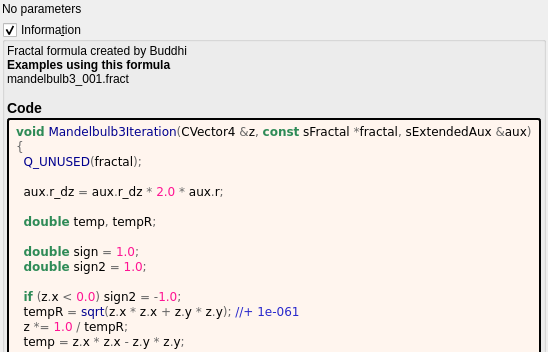
buddhi1980/mandelbulber2, file mandelbulber2/formula/ui/mandelbulb3.ui: the form before one commit; both pictures show x 0 to 548 and y 0 to 352 of the 548 by 612 pixel window.
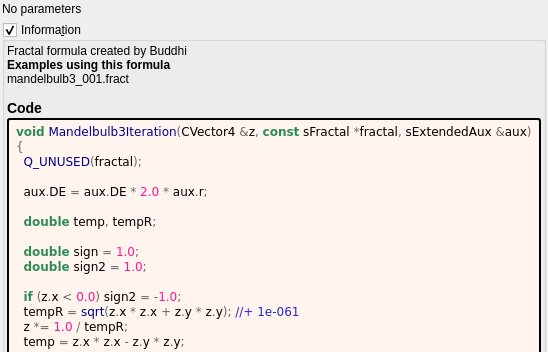
The form after the commit. Custom widgets are drawn as their Qt base class.

```diff
--- a/mandelbulber2/formula/ui/mandelbulb3.ui
+++ b/mandelbulber2/formula/ui/mandelbulb3.ui
@@ -89,7 +89,7 @@
 &lt;span style=&quot;color:#676767&quot;&gt;{&lt;/span&gt;
   &lt;span style=&quot;color:#00008f&quot;&gt;Q_UNUSED&lt;/span&gt;&lt;span style=&quot;color:#676767&quot;&gt;(&lt;/span&gt;fractal&lt;span style=&quot;color:#676767&quot;&gt;);&lt;/span&gt;
 
-  aux&lt;span style=&quot;color:#676767&quot;&gt;.&lt;/span&gt;r_dz &lt;span style=&quot;color:#676767&quot;&gt;=&lt;/span&gt; aux&lt;span style=&quot;color:#676767&quot;&gt;.&lt;/span&gt;r_dz &lt;span style=&quot;color:#676767&quot;&gt;*&lt;/span&gt; &lt;span style=&quot;color:#ff1493&quot;&gt;2.0&lt;/span&gt; &lt;span style=&quot;color:#676767&quot;&gt;*&lt;/span&gt; aux&lt;span style=&quot;color:#676767&quot;&gt;.&lt;/span&gt;r&lt;span style=&quot;color:#676767&quot;&gt;;&lt;/span&gt;
+  aux&lt;span style=&quot;color:#676767&quot;&gt;.&lt;/span&gt;DE &lt;span style=&quot;color:#676767&quot;&gt;=&lt;/span&gt; aux&lt;span style=&quot;color:#676767&quot;&gt;.&lt;/span&gt;DE &lt;span style=&quot;color:#676767&quot;&gt;*&lt;/span&gt; &lt;span style=&quot;color:#ff1493&quot;&gt;2.0&lt;/span&gt; &lt;span style=&quot;color:#676767&quot;&gt;*&lt;/span&gt; aux&lt;span style=&quot;color:#676767&quot;&gt;.&lt;/span&gt;r&lt;span style=&quot;color:#676767&quot;&gt;;&lt;/span&gt;
 
   &lt;span style=&quot;color:#2e8b57; font-weight:bold&quot;&gt;double&lt;/span&gt; temp&lt;span style=&quot;color:#676767&quot;&gt;,&lt;/span&gt; tempR&lt;span style=&quot;color:#676767&quot;&gt;;&lt;/span&gt;
 
```
